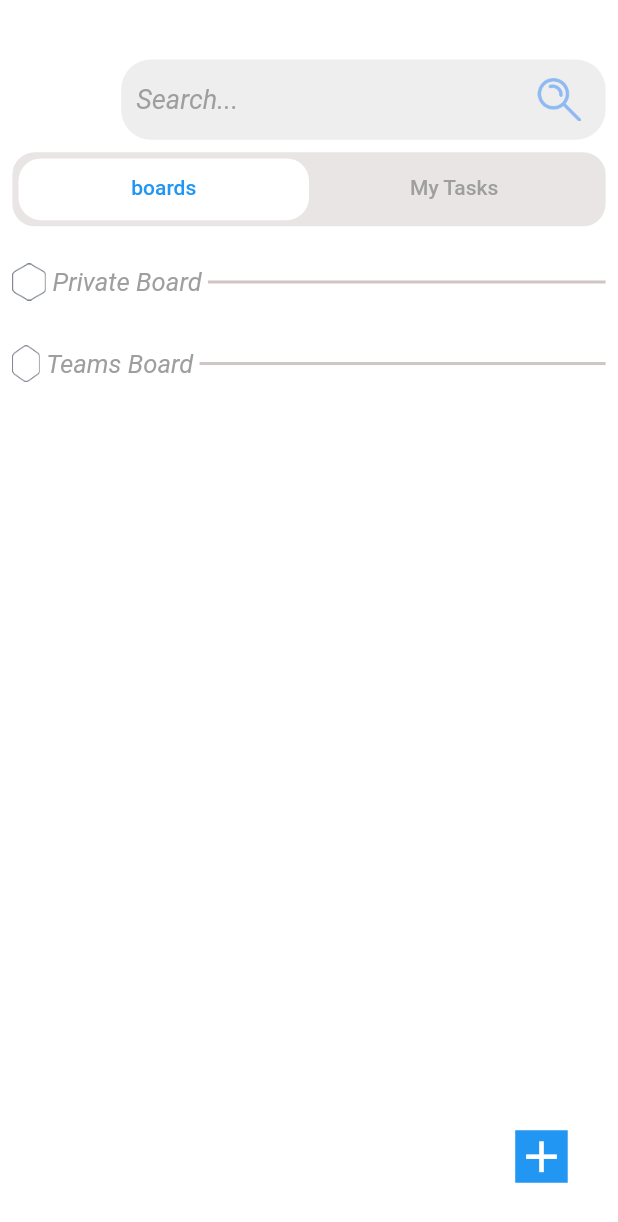
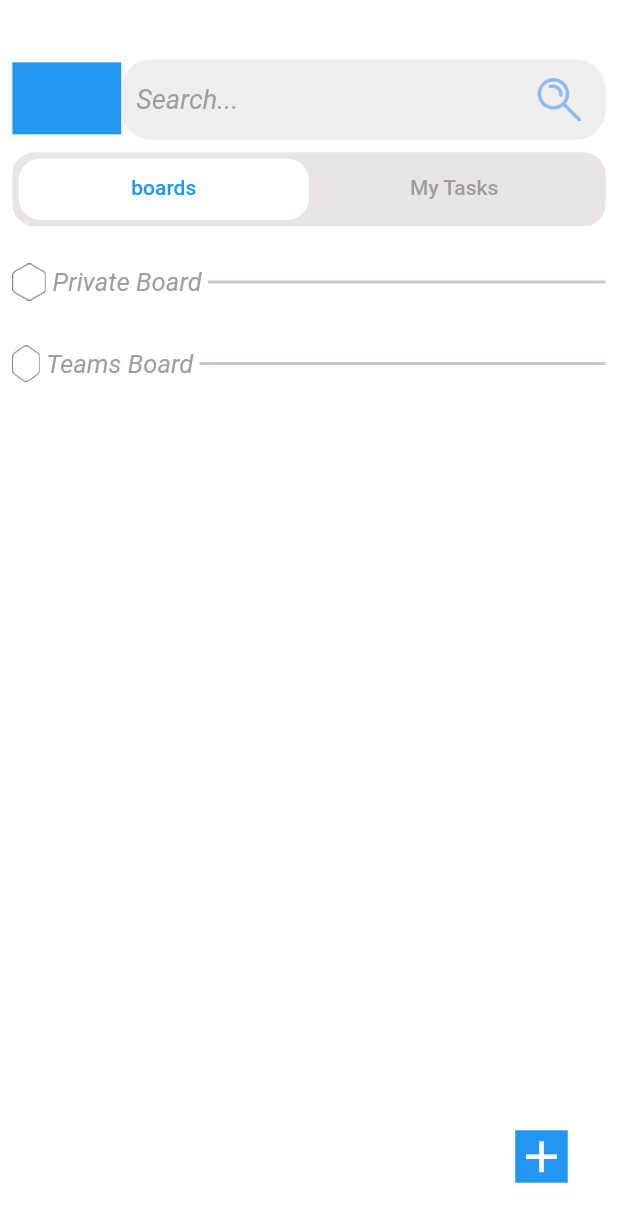
Before and after one commit to Khaatora/Final__Project, a Flutter app: the fun screen opened directly, on a phone screen of 412 x 824 dp. Shown: the top 1222 px of the screen. Run offline on Flutter 3.47's test engine with Material 2 defaults, Android fonts, the phone set to English and light mode, and no system bars; our stand-ins replace bloc, cloud_firestore, dropdown_button2, file_picker, firebase_auth, firebase_core and 5 more; missing offline and left inert: animated_button_bar, cloud_firestore_web, firebase_core_web, hexagon, polygon_clipper; accounts and stored records are empty.

Commit message:
add screen user setting

```diff
--- a/lib/modules/board/Boards_Screen.dart
+++ b/lib/modules/board/Boards_Screen.dart
@@ -6,6 +6,7 @@ import 'package:get/get.dart';
 import 'package:polygon_clipper/polygon_clipper.dart'; // Import package for ClipPolygon
 import 'package:animated_button_bar/animated_button_bar.dart';
 import 'package:flutter/material.dart';
+import '../profile_setting_screen/ProfileSetting.dart';
 import 'Back_End/Boardcontroller.dart';
 import 'Task_Screen.dart';
 import 'package:firebase_core/firebase_core.dart';
@@ -134,7 +135,12 @@ class _funState extends State<fun> with TickerProviderStateMixin {
                       borderRadius: 16.0, // Default 0.0 degrees
                       rotate: 180.0, // Default 0.0 degrees
 
-                      child: Container(color: Colors.red),
+                      child: Container(
+                        color: Colors.blue,
+                        child: MaterialButton(onPressed: (){
+                          Navigator.push(context,MaterialPageRoute(builder: (context) => ProfileSetting()));
+                        },),
+                      ),
                     ),
                   ),
                   Expanded(
```
